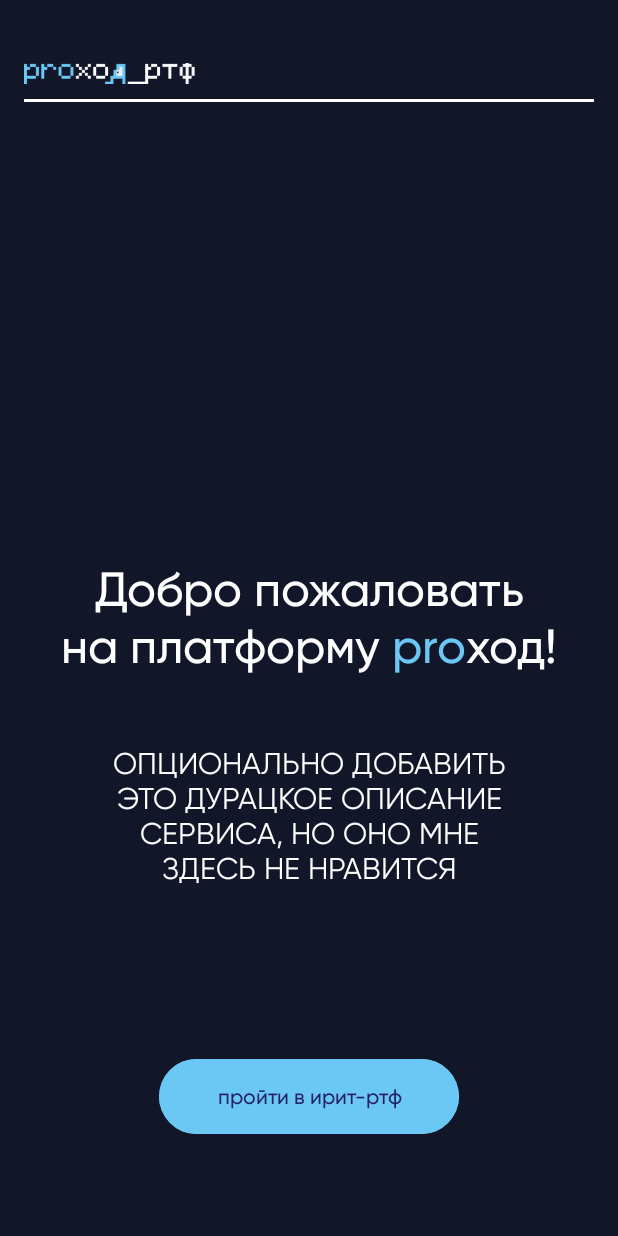
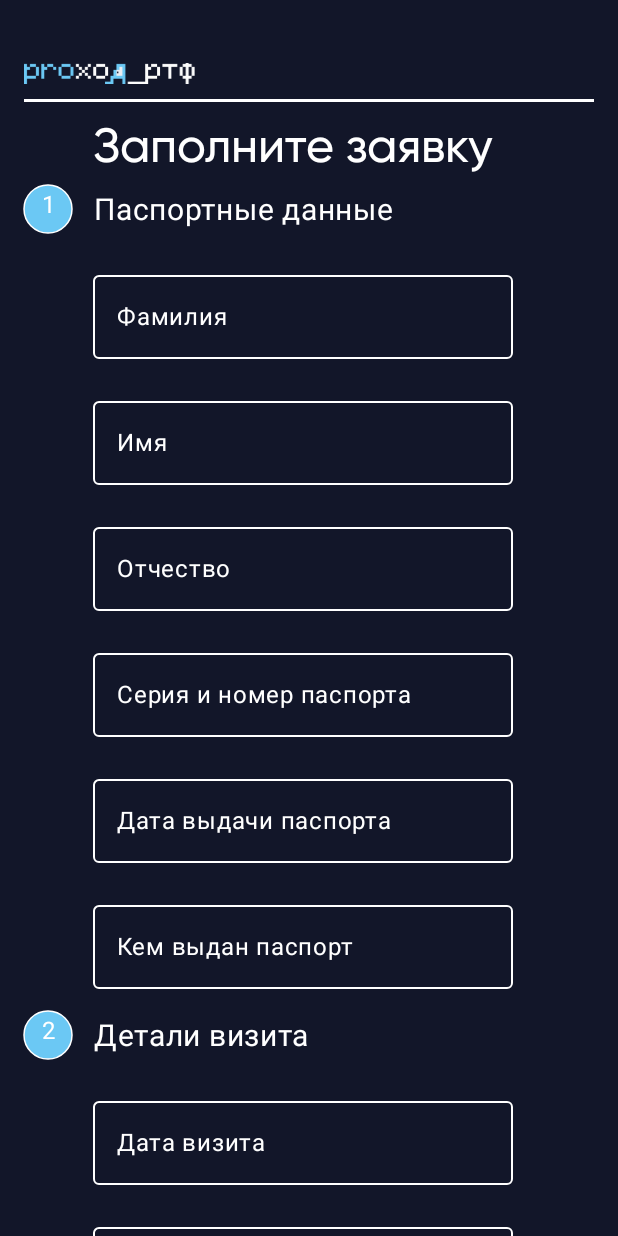
Before and after one commit to ivanbeshka/Prohod, an Android app built with Jetpack Compose: the screen it shows after launch (MainActivity), after a tap on "пройти в ирит-ртф", on a phone screen of 412 x 824 dp. Run offline under Robolectric (Android 15) with nearby library versions, the phone set to English and light mode, and no system bars; our stand-ins replace constraintlayout-compose.

Commit message:
complete all screens ui

```diff
--- a/app/build.gradle.kts
+++ b/app/build.gradle.kts
@@ -50,9 +50,11 @@ android {
 }
 
 dependencies {
-    val nav_version = "2.7.4"
+    val nav_version = "2.7.5"
 
+    implementation ("com.google.zxing:core:3.5.2")
     implementation("androidx.navigation:navigation-compose:$nav_version")
+    implementation("androidx.compose.runtime:runtime:1.5.4")
 
     implementation("androidx.core:core-ktx:1.12.0")
     implementation("androidx.lifecycle:lifecycle-runtime-ktx:2.6.2")
--- a/app/src/main/AndroidManifest.xml
+++ b/app/src/main/AndroidManifest.xml
@@ -15,7 +15,6 @@
         <activity
             android:name=".MainActivity"
             android:exported="true"
-            android:label="@string/app_name"
             android:theme="@style/Theme.Prohod">
             <intent-filter>
                 <action android:name="android.intent.action.MAIN" />
--- a/app/src/main/java/com/example/prohod/MainActivity.kt
+++ b/app/src/main/java/com/example/prohod/MainActivity.kt
@@ -4,12 +4,11 @@ import android.os.Bundle
 import androidx.activity.ComponentActivity
 import androidx.activity.compose.setContent
 import androidx.compose.foundation.layout.fillMaxSize
-import androidx.compose.material3.MaterialTheme
 import androidx.compose.material3.Surface
-import androidx.compose.material3.Text
-import androidx.compose.runtime.Composable
 import androidx.compose.ui.Modifier
-import androidx.compose.ui.tooling.preview.Preview
+import androidx.navigation.compose.NavHost
+import androidx.navigation.compose.composable
+import androidx.navigation.compose.rememberNavController
 import com.example.prohod.ui.HeaderLogo
 import com.example.prohod.ui.theme.Background
 import com.example.prohod.ui.theme.ProhodTheme
@@ -18,14 +17,45 @@ class MainActivity : ComponentActivity() {
     override fun onCreate(savedInstanceState: Bundle?) {
         super.onCreate(savedInstanceState)
         setContent {
+
+            val navController = rememberNavController()
+
             ProhodTheme {
                 Surface(
                     modifier = Modifier.fillMaxSize(),
                     color = Background
                 ) {}
-                HeaderLogo()
-                ProhodApp()
+                NavHost(
+                    navController = navController,
+                    startDestination = MainNav.StartScreen.TAG
+                ) {
+                    composable(MainNav.StartScreen.TAG) {
+                        StartScreen(navController)
+                    }
+                    composable(MainNav.RequestScreen.TAG) {
+                        RequestScreen(navController)
+                    }
+                    composable(MainNav.GenerateQRScreen.TAG) {
+                        GenerateQRScreen(navController)
+                    }
+                }
             }
         }
     }
 }
+
+sealed interface MainNav {
+    val TAG: String
+
+    object StartScreen : MainNav {
+        override val TAG = "StartScreen"
+    }
+
+    object RequestScreen : MainNav {
+        override val TAG = "RequestScreen"
+    }
+
+    object GenerateQRScreen : MainNav {
+        override val TAG = "GenerateQRScreen"
+    }
+}
--- /dev/null
+++ b/app/src/main/java/com/example/prohod/RequestScreen.kt
@@ -0,0 +1,204 @@
+package com.example.prohod
+
+import androidx.compose.foundation.layout.Column
+import androidx.compose.foundation.layout.Row
+import androidx.compose.foundation.layout.fillMaxSize
+import androidx.compose.foundation.layout.fillMaxWidth
+import androidx.compose.foundation.layout.height
+import androidx.compose.foundation.layout.padding
+import androidx.compose.foundation.layout.size
+import androidx.compose.foundation.layout.width
+import androidx.compose.foundation.rememberScrollState
+import androidx.compose.foundation.verticalScroll
+import androidx.compose.material3.Checkbox
+import androidx.compose.material3.ExperimentalMaterial3Api
+import androidx.compose.material3.OutlinedTextField
+import androidx.compose.material3.Text
+import androidx.compose.material3.TextFieldDefaults
+import androidx.compose.runtime.Composable
+import androidx.compose.runtime.getValue
+import androidx.compose.runtime.mutableStateOf
+import androidx.compose.runtime.remember
+import androidx.compose.runtime.setValue
+import androidx.compose.ui.Alignment
+import androidx.compose.ui.Modifier
+import androidx.compose.ui.draw.drawBehind
+import androidx.compose.ui.graphics.Color
+import androidx.compose.ui.graphics.drawscope.Stroke
+import androidx.compose.ui.res.stringResource
+import androidx.compose.ui.text.TextStyle
+import androidx.compose.ui.text.font.FontWeight
+import androidx.compose.ui.text.style.TextAlign
+import androidx.compose.ui.tooling.preview.Preview
+import androidx.compose.ui.unit.dp
+import androidx.compose.ui.unit.sp
+import androidx.navigation.NavHostController
+import androidx.navigation.compose.rememberNavController
+import com.example.prohod.ui.ButtonBase
+import com.example.prohod.ui.HeaderLogo
+import com.example.prohod.ui.theme.Cyan
+import com.example.prohod.ui.theme.TextStyleMedium
+import com.example.prohod.ui.theme.TextStyleSmall
+
+@Preview
+@Composable
+private fun Preview() {
+    RequestScreen(navController = rememberNavController())
+}
+
+@Composable
+fun RequestScreen(navController: NavHostController) {
+
+    Column(
+        Modifier
+            .fillMaxSize()
+            .verticalScroll(rememberScrollState())
+    ) {
+        HeaderLogo()
+        Text(
+            text = stringResource(id = R.string.fill_request),
+            style = TextStyleMedium,
+            modifier = Modifier
+                .padding(start = 62.dp)
+        )
+        Chapters()
+        Row(
+            Modifier
+                .fillMaxWidth()
+                .padding(top = 16.dp)
+        ) {
+            var isChecked by remember { mutableStateOf(false) }
+            Checkbox(
+                checked = isChecked,
+                onCheckedChange = { isChecked = it },
+                modifier = Modifier
+                    .padding(end = 2.dp)
+                    .align(Alignment.CenterVertically)
+            )
+            Text(
+                text = "даю согласие на обработку\nперсональных данных",
+                style = TextStyleSmall,
+                modifier = Modifier.padding(top = 4.dp)
+            )
+        }
+        ButtonBase(
+            onClick = { navController.navigate(MainNav.GenerateQRScreen.TAG) },
+            text = "отправить заявку",
+            modifier = Modifier
+                .padding(vertical = 40.dp)
+                .align(Alignment.CenterHorizontally)
+                .size(width = 200.dp, height = 50.dp)
+        )
+
+    }
+
+}
+
+@Composable
+private fun Chapters() {
+    RequestChapter(
+        chapter = 1,
+        chapterHeader = "Паспортные данные",
+        items = listOf(
+            ChapterItem("Фамилия"),
+            ChapterItem("Имя"),
+            ChapterItem("Отчество"),
+            ChapterItem("Серия и номер паспорта"),
+            ChapterItem("Дата выдачи паспорта"),
+            ChapterItem("Кем выдан паспорт")
+        )
+    )
+    RequestChapter(
+        chapter = 2,
+        chapterHeader = "Детали визита",
+        items = listOf(
+            ChapterItem("Дата визита"),
+            ChapterItem("К кому"),
+            ChapterItem("Причина визита")
+        )
+    )
+    RequestChapter(
+        chapter = 3, chapterHeader = "Адрес эелектронной почты", items = listOf(
+            ChapterItem("Адрес электронной почты")
+        )
+    )
+}
+
+@Composable
+fun RequestChapter(chapter: Int, chapterHeader: String, items: List<ChapterItem>) {
+    Column(Modifier.padding(vertical = 7.dp, horizontal = 16.dp)) {
+        Row(Modifier.fillMaxWidth()) {
+            Text(
+                modifier = Modifier
+                    .size(32.dp)
+                    .padding(top = 4.dp, bottom = 4.dp)
+                    .drawBehind {
+                        drawCircle(
+                            color = Cyan,
+                            radius = size.width / 2f
+                        )
+                        drawCircle(
+                            color = Color.White,
+                            radius = size.width / 2f,
+                            style = Stroke(width = 1.dp.toPx())
+                        )
+                    },
+                text = chapter.toString(),
+                style = TextStyle(
+                    fontSize = 16.sp,
+                    lineHeight = 24.sp,
+                    fontWeight = FontWeight(400),
+                    color = Color.White,
+                    textAlign = TextAlign.Center,
+                    letterSpacing = 0.5.sp,
+                ),
+            )
+
+            Text(
+                text = chapterHeader, style = TextStyle(
+                    fontSize = 20.sp,
+                    lineHeight = 24.sp,
+                    fontWeight = FontWeight(400),
+                    color = Color(0xFFFFFFFF),
+                    textAlign = TextAlign.Center,
+                    letterSpacing = 0.5.sp,
+                ), modifier = Modifier
+                    .padding(start = 14.dp)
+                    .align(Alignment.CenterVertically)
+            )
+        }
+
+        repeat(items.size) {
+            val item = items[it]
+            TextField(item)
+        }
+    }
+}
+
+@OptIn(ExperimentalMaterial3Api::class)
+@Composable
+private fun TextField(item: ChapterItem) {
+    var text by remember { mutableStateOf("") }
+
+    OutlinedTextField(
+        value = text,
+        onValueChange = {
+            text = it
+        },
+        label = { Text(item.hint) },
+        modifier = Modifier.padding(start = 46.dp, top = 20.dp),
+        colors = TextFieldDefaults.outlinedTextFieldColors(
+            textColor = Color.White,
+            disabledBorderColor = Color.White,
+            focusedBorderColor = Color.White,
+            unfocusedBorderColor = Color.White,
+            focusedLabelColor = Color.White,
+            disabledLabelColor = Color.White,
+            unfocusedLabelColor = Color.White
+        )
+    )
+}
+
+data class ChapterItem(
+    val hint: String
+)
--- a/app/src/main/java/com/example/prohod/StartScreen.kt
+++ b/app/src/main/java/com/example/prohod/StartScreen.kt
@@ -1,11 +1,6 @@
 package com.example.prohod
 
-import androidx.compose.foundation.Image
-import androidx.compose.foundation.background
-import androidx.compose.foundation.layout.Column
-import androidx.compose.foundation.layout.Row
 import androidx.compose.foundation.layout.fillMaxSize
-import androidx.compose.foundation.layout.fillMaxWidth
 import androidx.compose.foundation.layout.height
 import androidx.compose.foundation.layout.padding
 import androidx.compose.foundation.layout.size
@@ -14,8 +9,6 @@ import androidx.compose.material3.Text
 import androidx.compose.runtime.Composable
 import androidx.compose.ui.Modifier
 import androidx.compose.ui.graphics.Color
-import androidx.compose.ui.layout.ContentScale
-import androidx.compose.ui.res.painterResource
 import androidx.compose.ui.res.stringResource
 import androidx.compose.ui.text.SpanStyle
 import androidx.compose.ui.text.buildAnnotatedString
@@ -33,9 +26,16 @@ import com.example.prohod.ui.theme.TextStyleRegular
 
 @Preview
 @Composable
-fun ProhodApp(
-    navController: NavHostController = rememberNavController()
+private fun Preview() {
+    StartScreen(navController = rememberNavController())
+}
+
+@Composable
+fun StartScreen(
+    navController: NavHostController
 ) {
+    HeaderLogo()
+
     ConstraintLayout(Modifier.fillMaxSize()) {
         val (textHello, textDesc, buttonNext) = createRefs()
         Text(
@@ -59,15 +59,14 @@ fun ProhodApp(
         )
 
         ButtonBase(
-            onClick = { /*TODO*/ },
+            onClick = { navController.navigate(MainNav.RequestScreen.TAG) },
             modifier = Modifier
                 .constrainAs(buttonNext) {
                     bottom.linkTo(parent.bottom)
                     centerHorizontallyTo(parent)
                 }
                 .padding(bottom = 68.dp)
-                .width(200.dp)
-                .height(50.dp),
+                .size(width = 200.dp, height = 50.dp),
             text = stringResource(id = R.string.go_to_rtf)
         )
     }
--- a/app/src/main/java/com/example/prohod/ui/HeaderLogo.kt
+++ b/app/src/main/java/com/example/prohod/ui/HeaderLogo.kt
@@ -14,12 +14,14 @@ import androidx.compose.ui.Modifier
 import androidx.compose.ui.graphics.Color
 import androidx.compose.ui.layout.ContentScale
 import androidx.compose.ui.res.painterResource
+import androidx.compose.ui.tooling.preview.Preview
 import androidx.compose.ui.unit.dp
 import com.example.prohod.R
 
+@Preview
 @Composable
 fun HeaderLogo() {
-    Column(Modifier.fillMaxSize()) {
+    Column(Modifier.fillMaxWidth()) {
         Image(
             painter = painterResource(id = R.drawable.logo),
             contentDescription = "logo",
--- a/app/src/main/java/com/example/prohod/ui/theme/StyleText.kt
+++ b/app/src/main/java/com/example/prohod/ui/theme/StyleText.kt
@@ -25,10 +25,33 @@ val TextStyleRegular = TextStyle(
     textAlign = TextAlign.Center,
 )
 
-val ButtonTextStyle = TextStyle(
+val TextStyleSmall = TextStyle(
+    fontSize = 16.sp,
+    fontFamily = FontFamily(Font(R.font.gilroy_regular)),
+    fontWeight = FontWeight(400),
+    color = Color.White
+)
+
+val TextStyleLabel = TextStyle(
+    fontSize = 12.sp,
+    lineHeight = 16.sp,
+    fontFamily = FontFamily(Font(R.font.gilroy_regular)),
+    fontWeight = FontWeight(400),
+    color = Color.White,
+)
+
+val TextStyleButton = TextStyle(
     fontSize = 14.sp,
     fontFamily = FontFamily(Font(R.font.gilroy_medium)),
     fontWeight = FontWeight(500),
     color = BlueDark,
     textAlign = TextAlign.Center
 )
+
+val TextStyleOutlinedButton = TextStyle(
+    fontSize = 14.sp,
+    fontFamily = FontFamily(Font(R.font.gilroy_medium)),
+    fontWeight = FontWeight(500),
+    color = Cyan,
+    textAlign = TextAlign.Center
+)
--- a/app/src/main/res/values/strings.xml
+++ b/app/src/main/res/values/strings.xml
@@ -2,4 +2,7 @@
     <string name="app_name">Prohod</string>
     <string name="description">ОПЦИОНАЛЬНО ДОБАВИТЬ ЭТО ДУРАЦКОЕ ОПИСАНИЕ СЕРВИСА, НО ОНО МНЕ ЗДЕСЬ НЕ НРАВИТСЯ</string>
     <string name="go_to_rtf">пройти в ирит-ртф</string>
+    <string name="fill_request">Заполните заявку</string>
+    <string name="generate_qr_header">Генерация QR-кода</string>
+    <string name="generate_qr">Сгенерировать QR</string>
 </resources>
--- a/build.gradle.kts
+++ b/build.gradle.kts
@@ -1,5 +1,5 @@
 // Top-level build file where you can add configuration options common to all sub-projects/modules.
 plugins {
-    id("com.android.application") version "8.1.2" apply false
+    id("com.android.application") version "8.2.1" apply false
     id("org.jetbrains.kotlin.android") version "1.8.10" apply false
 }
```
Also changed, not shown: app/src/main/java/com/example/prohod/GenerateQRScreen.kt (added, +171 -0 lines), app/src/main/java/com/example/prohod/ui/StyleButton.kt (+20 -3 lines), gradle/wrapper/gradle-wrapper.properties, 1 other file.
